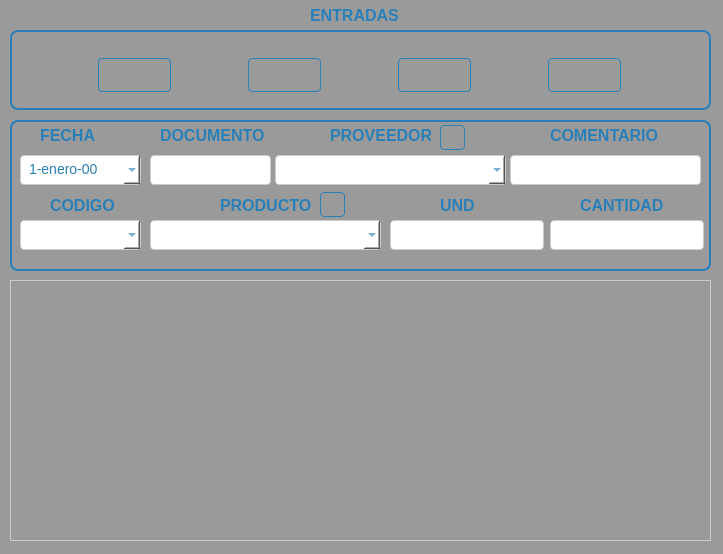
Qt form Inventario de almacen/ui/FrmCompras.ui (CodeDrTech/DevelopPython) before a commit.
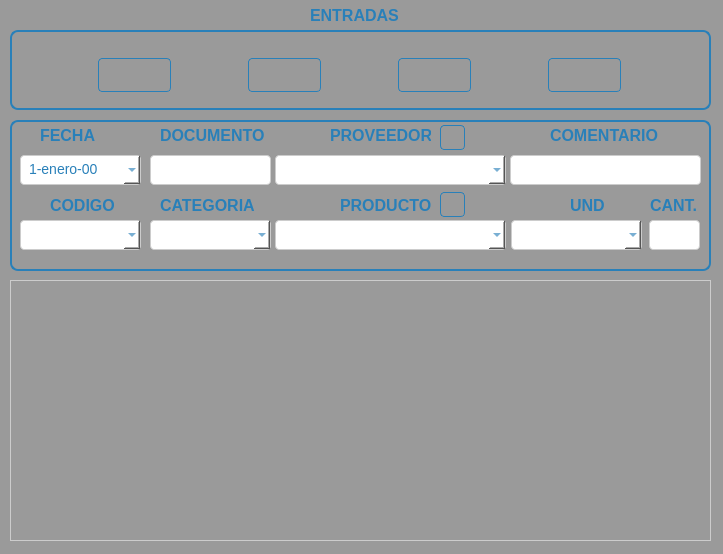
The same form after that commit. Icons and pictures are not drawn.

Patch:
```diff
--- a/Inventario de almacen/ui/FrmCompras.ui
+++ b/Inventario de almacen/ui/FrmCompras.ui
@@ -311,9 +311,9 @@
     <widget class="QLineEdit" name="txtCantidad">
      <property name="geometry">
       <rect>
-       <x>540</x>
+       <x>639</x>
        <y>100</y>
-       <width>154</width>
+       <width>51</width>
        <height>30</height>
       </rect>
      </property>
@@ -387,88 +387,6 @@
 </string>
      </property>
     </widget>
-    <widget class="QLineEdit" name="txtMedida">
-     <property name="enabled">
-      <bool>true</bool>
-     </property>
-     <property name="geometry">
-      <rect>
-       <x>380</x>
-       <y>100</y>
-       <width>154</width>
-       <height>30</height>
-      </rect>
-     </property>
-     <property name="styleSheet">
-      <string notr="true">QWidget {
-    background-color: #f2f2f2;
-}
-
-QPushButton {
-    background: qlineargradient(x1: 0, y1: 0, x2: 0, y2: 1,
-                                 stop: 0 #5DADE2, stop: 1 #2980b9);
-    color: #ffffff;
-    border: 1px solid #2980b9;
-    padding: 8px 16px;
-    border-radius: 4px;
-    font-size: 14px;
-}
-
-QPushButton:hover {
-    background: qlineargradient(x1: 0, y1: 0, x2: 0, y2: 1,
-                                 stop: 0 #4DA8DB, stop: 1 #2471a3);
-    border: 1px solid #2471a3;
-}
-
-QPushButton:pressed {
-    background: qlineargradient(x1: 0, y1: 0, x2: 0, y2: 1,
-                                 stop: 0 #3C89B4, stop: 1 #1f618d);
-    border: 1px solid #1f618d;
-}
-
-QLineEdit {
-    background-color: #ffffff;
-    border: 1px solid #cccccc;
-    padding: 6px;
-    border-radius: 4px;
-    font-size: 14px;
-}
-
-QLineEdit:hover {
-    border: 1px solid #3498db;
-}
-
-QLineEdit:focus {
-    border: 1px solid #3498db;
-    outline: none;
-}
-QWidget {
-    background-color: #f2f2f2;
-}
-
-QLabel {
-    color: #2980b9;
-    font-size: 16px;
-    font-weight: bold;
-}
-
-QLineEdit {
-    background-color: #ffffff;
-    border: 1px solid #cccccc;
-    padding: 6px;
-    border-radius: 4px;
-    font-size: 14px;
-    color: #2980b9;
-}
-
-QLineEdit::placeholder {
-    color: #2980b9;
-    font-weight: bold;
-}
-
-</string>
-     </property>
-    </widget>
     <widget class="QLineEdit" name="txtDocumento">
      <property name="enabled">
       <bool>true</bool>
@@ -683,7 +601,7 @@
     <widget class="QComboBox" name="cmbProducto">
      <property name="geometry">
       <rect>
-       <x>140</x>
+       <x>265</x>
        <y>100</y>
        <width>231</width>
        <height>30</height>
@@ -930,7 +848,7 @@
     <widget class="QLabel" name="label_13">
      <property name="geometry">
       <rect>
-       <x>210</x>
+       <x>330</x>
        <y>75</y>
        <width>101</width>
        <height>21</height>
@@ -962,7 +880,7 @@
     <widget class="QLabel" name="label_14">
      <property name="geometry">
       <rect>
-       <x>430</x>
+       <x>560</x>
        <y>75</y>
        <width>41</width>
        <height>21</height>
@@ -994,9 +912,9 @@
     <widget class="QLabel" name="label_15">
      <property name="geometry">
       <rect>
-       <x>570</x>
+       <x>640</x>
        <y>75</y>
-       <width>101</width>
+       <width>51</width>
        <height>21</height>
       </rect>
      </property>
@@ -1020,13 +938,13 @@
 </string>
      </property>
      <property name="text">
-      <string>CANTIDAD</string>
+      <string>CANT.</string>
      </property>
     </widget>
     <widget class="QPushButton" name="btnFrmProductos">
      <property name="geometry">
       <rect>
-       <x>310</x>
+       <x>430</x>
        <y>72</y>
        <width>25</width>
        <height>25</height>
@@ -1164,7 +1082,107 @@
 </string>
      </property>
      <property name="editable">
-      <bool>true</bool>
+      <bool>false</bool>
+     </property>
+    </widget>
+    <widget class="QComboBox" name="cmbMedida">
+     <property name="geometry">
+      <rect>
+       <x>501</x>
+       <y>100</y>
+       <width>131</width>
+       <height>30</height>
+      </rect>
+     </property>
+     <property name="styleSheet">
+      <string notr="true">QComboBox {
+    background-color: #ffffff;
+    border: 1px solid #cccccc;
+    padding: 6px;
+    border-radius: 4px;
+    font-size: 14px;
+    color: #2980b9;
+}
+
+QComboBox:hover {
+    border: 1px solid #3498db;
+}
+
+QComboBox QAbstractItemView {
+    border: 1px solid #cccccc;
+    background-color: white;
+    selection-background-color: #3498db;
+}
+</string>
+     </property>
+     <property name="editable">
+      <bool>false</bool>
+     </property>
+    </widget>
+    <widget class="QComboBox" name="cmbCategoria">
+     <property name="geometry">
+      <rect>
+       <x>140</x>
+       <y>100</y>
+       <width>121</width>
+       <height>30</height>
+      </rect>
+     </property>
+     <property name="styleSheet">
+      <string notr="true">QComboBox {
+    background-color: #ffffff;
+    border: 1px solid #cccccc;
+    padding: 6px;
+    border-radius: 4px;
+    font-size: 14px;
+    color: #2980b9;
+}
+
+QComboBox:hover {
+    border: 1px solid #3498db;
+}
+
+QComboBox QAbstractItemView {
+    border: 1px solid #cccccc;
+    background-color: white;
+    selection-background-color: #3498db;
+}
+</string>
+     </property>
+     <property name="editable">
+      <bool>false</bool>
+     </property>
+    </widget>
+    <widget class="QLabel" name="label_16">
+     <property name="geometry">
+      <rect>
+       <x>150</x>
+       <y>75</y>
+       <width>101</width>
+       <height>21</height>
+      </rect>
+     </property>
+     <property name="font">
+      <font>
+       <pointsize>-1</pointsize>
+       <weight>75</weight>
+       <bold>true</bold>
+      </font>
+     </property>
+     <property name="styleSheet">
+      <string notr="true">QWidget {
+    background-color: #9a9a9a;
+}
+
+QLabel {
+    color: #2980b9;
+    font-size: 16px;
+    font-weight: bold;
+}
+</string>
+     </property>
+     <property name="text">
+      <string>CATEGORIA</string>
      </property>
     </widget>
    </widget>
```
Left out of the diff: 3 changed lines with no effect on the pictures.
